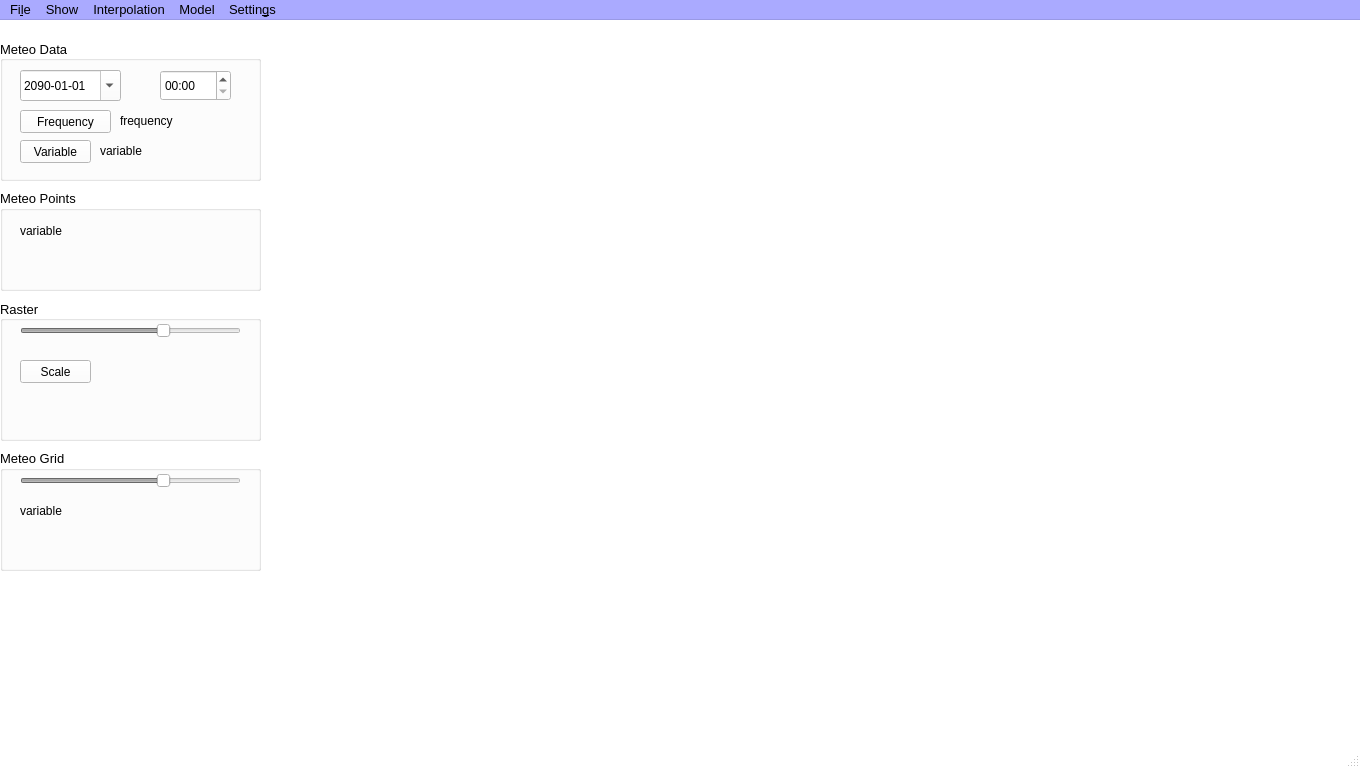
This is CRITERIA3D/mainwindow.ui in gaowudao/CRITERIA3D as Qt 5 draws it before an edit. The edited form follows.
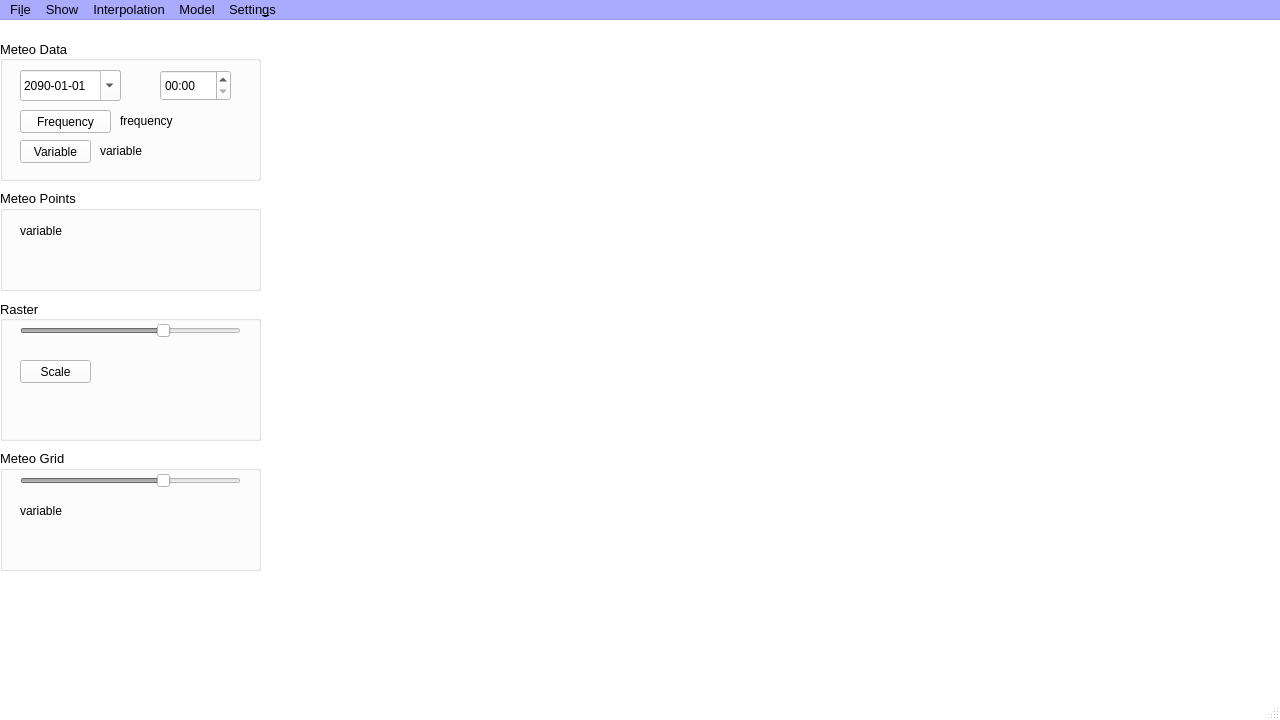
This is the edited form.

The edit to the form file:
```diff
--- a/CRITERIA3D/mainwindow.ui
+++ b/CRITERIA3D/mainwindow.ui
@@ -6,8 +6,8 @@
    <rect>
     <x>0</x>
     <y>0</y>
-    <width>1360</width>
-    <height>768</height>
+    <width>1280</width>
+    <height>720</height>
    </rect>
   </property>
   <property name="palette">
@@ -2121,7 +2121,7 @@
     <rect>
      <x>0</x>
      <y>0</y>
-     <width>1360</width>
+     <width>1280</width>
      <height>21</height>
     </rect>
    </property>
```
